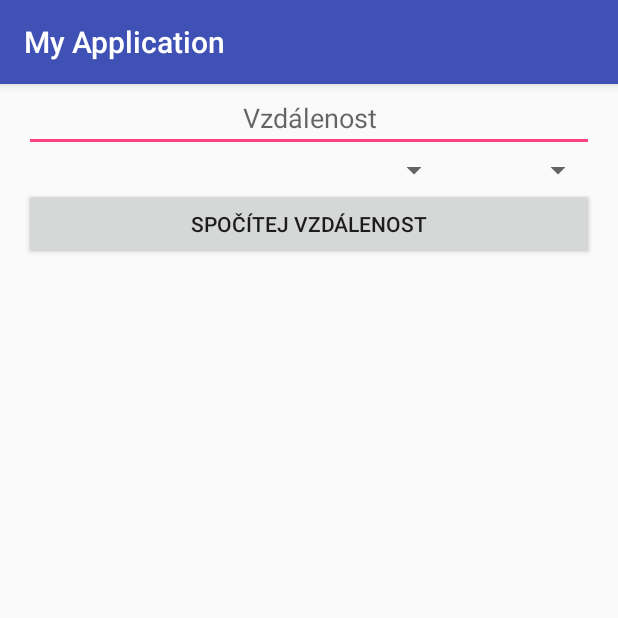
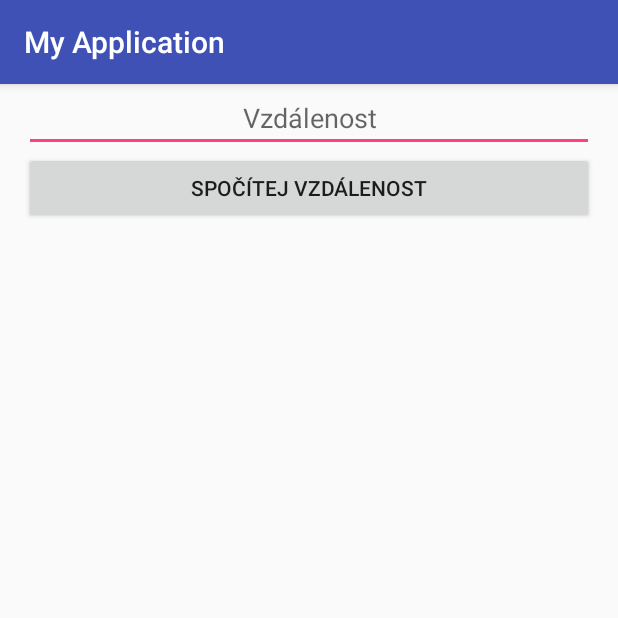
Before and after one commit to DohnalMichal/MyApp, an Android app: the CalculatorActivity screen opened directly, with no data from a screen before it, on a phone screen of 412 x 824 dp, the top half of it. Run offline under Robolectric (Android 15) with nearby library versions, the phone set to English and light mode, and no system bars.

Commit message:
Trošku jsem upravil vzhled počítání vzdálenosti

```diff
--- a/app/src/main/res/layout/activity_calculator.xml
+++ b/app/src/main/res/layout/activity_calculator.xml
@@ -14,29 +14,17 @@
         android:paddingLeft="16dp"
         android:paddingRight="16dp" >
         <EditText
-            android:id="@+id/name"
+            android:id="@+id/etVzdalenost"
             android:layout_width="match_parent"
             android:layout_height="wrap_content"
             android:hint="@string/etVzdalenost"
             android:textAlignment="center"/>
-        <Spinner
-            android:id="@+id/dates"
-            android:layout_width="0dp"
-            android:layout_height="wrap_content"
-            android:layout_below="@id/name"
-            android:layout_alignParentLeft="true"
-            android:layout_toLeftOf="@+id/times" />
-        <Spinner
-            android:id="@id/times"
-            android:layout_width="96dp"
-            android:layout_height="wrap_content"
-            android:layout_below="@id/name"
-            android:layout_alignParentRight="true" />
+
         <Button
+            android:id="@+id/bSpocitejVzdalenost"
             android:layout_width="match_parent"
             android:layout_height="wrap_content"
-            android:layout_below="@id/times"
-            android:layout_alignParentRight="true"
+            android:layout_below="@id/etVzdalenost"
             android:text="@string/bSpocitejVzdalnost" />
     </RelativeLayout>
 
```
